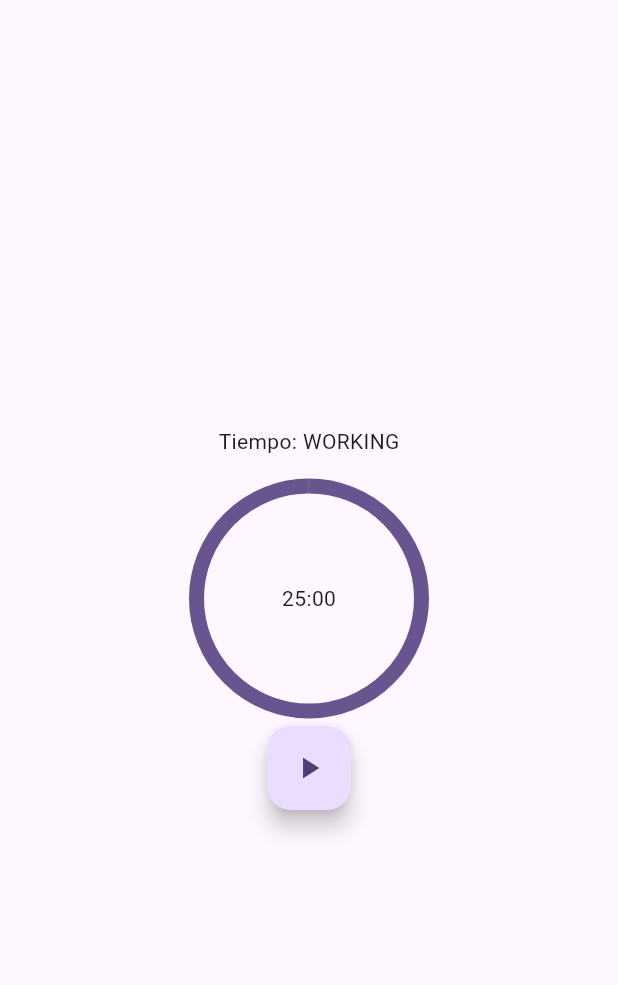
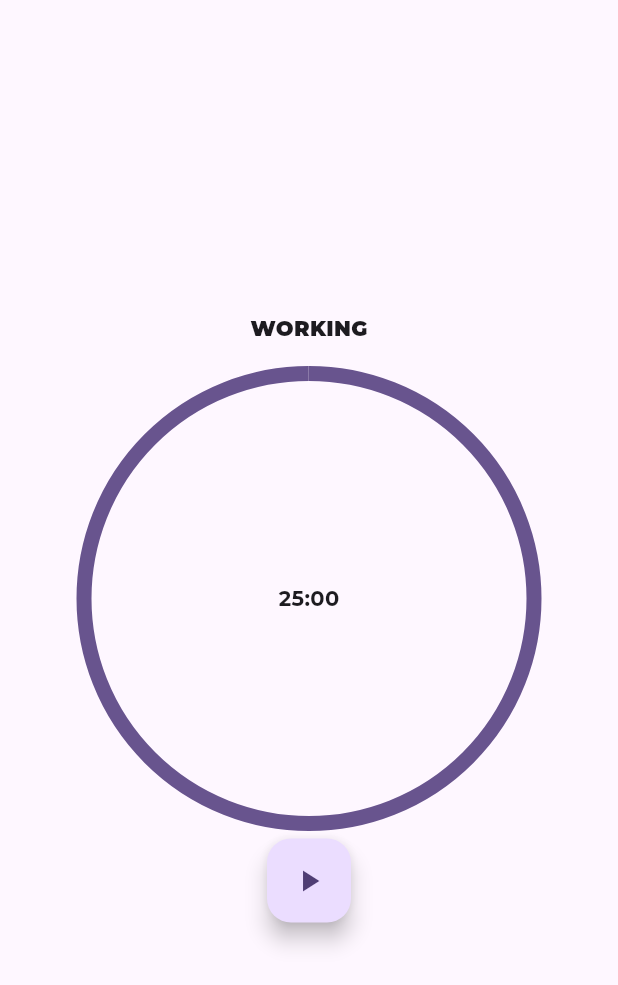
Before and after one commit to Dukas23/pomodoro, a Flutter app: the screen it shows after launch, on a phone screen of 412 x 824 dp. Shown: the top 985 px of the screen. Run offline on Flutter 3.47's test engine with Material 3 defaults, Android fonts, the phone set to English and light mode, and no system bars; our stand-ins replace google_fonts.

Commit message:
refactor: implement AppTheme for consistent styling and update PomodoroScreen UI

```diff
--- a/lib/main.dart
+++ b/lib/main.dart
@@ -1,5 +1,6 @@
 import 'package:flutter/material.dart';
 import 'package:pomodoro/promodor_screen.dart';
+import 'package:pomodoro/theme/app_theme.dart';
 
 void main() {
   runApp(const MyApp());
@@ -14,9 +15,7 @@ class MyApp extends StatelessWidget {
     return MaterialApp(
       debugShowCheckedModeBanner: false,
       title: 'Flutter Demo',
-      theme: ThemeData(
-        colorScheme: ColorScheme.fromSeed(seedColor: Colors.deepPurple),
-      ),
+      theme: AppTheme.lightTheme,
       home: const PomodoroScreen(),
     );
   }
--- a/lib/promodor_screen.dart
+++ b/lib/promodor_screen.dart
@@ -16,6 +16,11 @@ class PomodoroScreenState extends State<PomodoroScreen> {
   int _seconds = 1500;
   bool _isActive = false;
   Timer? _timer;
+
+  // Getters públicos para pruebas
+  int get seconds => _seconds;
+  bool get isActive => _isActive;
+  PomodoroType get currentPomodoroType => _currentPomodoroType;
   void _toggleTimer() {
     setState(() {
       _isActive = !_isActive;
@@ -46,7 +51,6 @@ class PomodoroScreenState extends State<PomodoroScreen> {
     switch (_currentPomodoroType) {
       case PomodoroType.working:
         // Lógica cuando termina el tiempo de trabajo
-        print('¡Tiempo de trabajo terminado!');
         // Aquí podrías cambiar a shortBreak o longBreak según la lógica de tu app
         _currentPomodoroType = PomodoroType.shortBreak;
         _seconds = 300; // Tiempo para el descanso corto
@@ -54,14 +58,12 @@ class PomodoroScreenState extends State<PomodoroScreen> {
         break;
       case PomodoroType.shortBreak:
         // Lógica cuando termina el descanso corto
-        print('¡Descanso corto terminado!');
         _currentPomodoroType = PomodoroType.working;
         _seconds = 1500; // Volver al tiempo de trabajo
 
         break;
       case PomodoroType.longBreak:
         // Lógica cuando termina el descanso largo
-        print('¡Descanso largo terminado!');
         _currentPomodoroType = PomodoroType.working;
         _seconds = 1500; // Volver al tiempo de trabajo
 
@@ -80,7 +82,10 @@ class PomodoroScreenState extends State<PomodoroScreen> {
         child: Column(
           mainAxisAlignment: MainAxisAlignment.center,
           children: [
-            Text('Tiempo: ${_currentPomodoroType.name.toUpperCase()}'),
+            Text(
+              _currentPomodoroType.name.toUpperCase(),
+              style: TextStyle(fontWeight: FontWeight.w900),
+            ),
 
             SizedBox(height: 20.0),
 
@@ -88,9 +93,10 @@ class PomodoroScreenState extends State<PomodoroScreen> {
               value: _seconds / 1500,
               text: Text(
                 '${(_seconds ~/ 60).toString().padLeft(2, '0')}:${(_seconds % 60).toString().padLeft(2, '0')}',
+                style: TextStyle(fontWeight: FontWeight.bold),
               ),
               strokeWidth: 10.0,
-              size: 150.0,
+              size: 300.0,
             ),
 
             SizedBox(height: 10.0),
--- /dev/null
+++ b/lib/theme/app_theme.dart
@@ -0,0 +1,17 @@
+import 'package:flutter/material.dart';
+import 'package:google_fonts/google_fonts.dart';
+
+
+class AppTheme {
+  static ThemeData get lightTheme {
+    return ThemeData(
+      colorScheme: ColorScheme.fromSeed(seedColor: Colors.deepPurple),
+      textTheme: GoogleFonts.montserratTextTheme(
+        const TextTheme(
+          bodyLarge: TextStyle(fontSize: 16.0),
+          bodyMedium: TextStyle(fontSize: 14.0),
+        ),
+      ),
+    );
+  }
+}
--- a/pubspec.yaml
+++ b/pubspec.yaml
@@ -34,6 +34,7 @@ dependencies:
   # The following adds the Cupertino Icons font to your application.
   # Use with the CupertinoIcons class for iOS style icons.
   cupertino_icons: ^1.0.8
+  google_fonts: ^6.2.1
 
 dev_dependencies:
   flutter_test:
```
Also changed, not shown: pubspec.lock, 2 other files.
